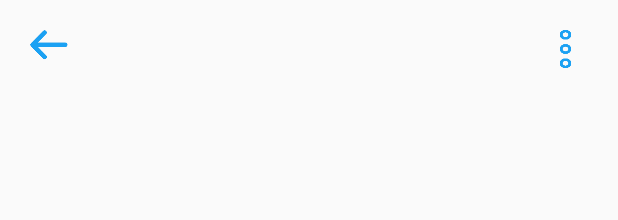
After one commit to wildanal2/uts-mobile-semester-5, an Android app: the layout activity_photo.xml on its own in the app's theme, with its tools: preview values and no code run, on a phone screen of 412 x 824 dp. The commit adds this screen. Shown: the top 220 px of the screen. Run offline under Robolectric (Android 15) with nearby library versions, the phone set to English and light mode, and no system bars.

Commit message:
beta v.1

```diff
--- a/app/build.gradle
+++ b/app/build.gradle
@@ -22,6 +22,7 @@ dependencies {
     implementation fileTree(dir: 'libs', include: ['*.jar'])
     implementation 'com.android.support:appcompat-v7:27.1.1'
     implementation 'com.android.support.constraint:constraint-layout:1.1.3'
+    implementation 'com.android.support:support-v4:27.1.1'
     testImplementation 'junit:junit:4.12'
     androidTestImplementation 'com.android.support.test:runner:1.0.2'
     androidTestImplementation 'com.android.support.test.espresso:espresso-core:3.0.2'
--- a/app/src/main/AndroidManifest.xml
+++ b/app/src/main/AndroidManifest.xml
@@ -22,7 +22,8 @@
         <activity android:name=".RegisterActivity" />
         <activity android:name=".ProfilActivity" />
         <activity android:name=".DetailActivity" />
-        <activity android:name=".ProfilEditActivity"></activity>
+        <activity android:name=".ProfilEditActivity" />
+        <activity android:name=".PhotoActivity"></activity>
     </application>
 
 </manifest>
--- /dev/null
+++ b/app/src/main/res/drawable/img_border.xml
@@ -0,0 +1,6 @@
+<?xml version="1.0" encoding="utf-8"?>
+<shape xmlns:android="http://schemas.android.com/apk/res/android"
+    android:shape="rectangle">
+    <corners android:radius="10dp" />
+
+</shape>
--- /dev/null
+++ b/app/src/main/res/layout/activity_photo.xml
@@ -0,0 +1,42 @@
+<?xml version="1.0" encoding="utf-8"?>
+<RelativeLayout xmlns:android="http://schemas.android.com/apk/res/android"
+    xmlns:app="http://schemas.android.com/apk/res-auto"
+    xmlns:tools="http://schemas.android.com/tools"
+    android:layout_width="match_parent"
+    android:layout_height="match_parent"
+    tools:context=".PhotoActivity">
+
+
+    <Button
+        android:id="@+id/btn_back"
+        android:layout_width="25dp"
+        android:layout_height="20dp"
+        android:layout_centerVertical="true"
+        android:layout_marginLeft="20dp"
+        android:layout_alignParentLeft="true"
+        android:layout_alignParentTop="true"
+        android:layout_marginTop="20dp"
+        android:background="@drawable/ic_back"/>
+
+    <Button
+        android:id="@+id/btn_more"
+        android:layout_width="30dp"
+        android:layout_height="25dp"
+        android:layout_centerVertical="true"
+        android:layout_marginRight="20dp"
+        android:layout_alignParentRight="true"
+        android:layout_alignParentTop="true"
+        android:layout_marginTop="20dp"
+        android:background="@drawable/ic_dot"/>
+
+
+
+    <ImageView
+        android:id="@+id/img_view_main"
+        android:layout_width="match_parent"
+        android:layout_height="match_parent"
+        android:scaleType="centerCrop"
+        />
+
+
+</RelativeLayout>
--- a/app/src/main/res/values/strings.xml
+++ b/app/src/main/res/values/strings.xml
@@ -1,3 +1,6 @@
 <resources>
     <string name="app_name">UtsClonTwett_wildan</string>
+
+    <!-- TODO: Remove or change this placeholder text -->
+    <string name="hello_blank_fragment">Hello blank fragment</string>
 </resources>
```
Also changed, not shown: app/src/main/java/com/clontweet/com/utsclontwett_wildan/Config/DataHelper.java (+7 -4 lines), app/src/main/java/com/clontweet/com/utsclontwett_wildan/Config/PostAdapter.java (+26 -4 lines), app/src/main/java/com/clontweet/com/utsclontwett_wildan/DetailActivity.java (+10 -0 lines), app/src/main/java/com/clontweet/com/utsclontwett_wildan/MainActivity.java (+11 -9 lines), app/src/main/java/com/clontweet/com/utsclontwett_wildan/MainFragment.java (added, +108 -0 lines), app/src/main/java/com/clontweet/com/utsclontwett_wildan/PhotoActivity.java (added, +37 -0 lines), app/src/main/java/com/clontweet/com/utsclontwett_wildan/Post.java (+44 -17 lines), app/src/main/java/com/clontweet/com/utsclontwett_wildan/ProfilActivity.java (+13 -11 lines), app/src/main/java/com/clontweet/com/utsclontwett_wildan/ProfilEditActivity.java (+11 -6 lines), app/src/main/res/layout/activity_detail.xml (+10 -0 lines), app/src/main/res/layout/activity_main.xml (+23 -9 lines), app/src/main/res/layout/fragment_main.xml (added, +14 -0 lines), app/src/main/res/layout/items_post.xml (+14 -3 lines), app/src/main/res/drawable/ic_compose.png (added).
